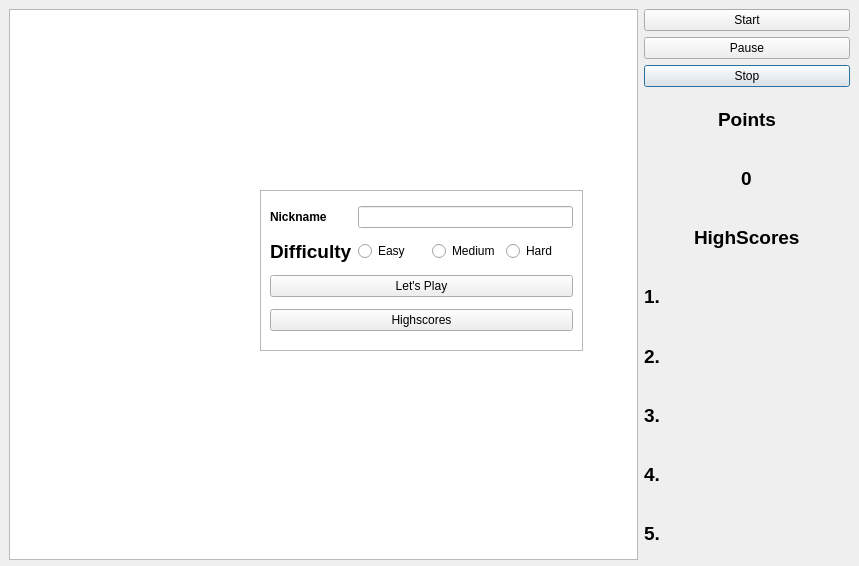
First picture: the form in gamewindow.ui, repository Saxorman/PacmanStud, before the edit.
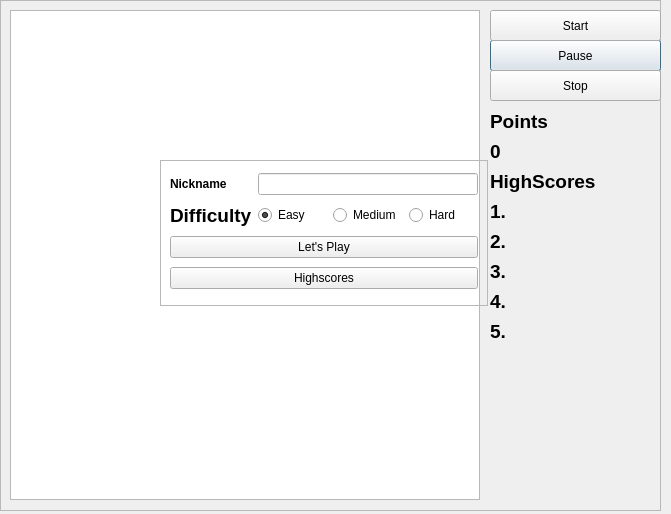
Second picture: the form after the edit.

Patch:
```diff
--- a/gamewindow.ui
+++ b/gamewindow.ui
@@ -6,8 +6,8 @@
    <rect>
     <x>0</x>
     <y>0</y>
-    <width>859</width>
-    <height>566</height>
+    <width>671</width>
+    <height>514</height>
    </rect>
   </property>
   <property name="sizePolicy">
@@ -25,10 +25,10 @@
   <widget class="QFrame" name="frame">
    <property name="geometry">
     <rect>
-     <x>-1</x>
-     <y>-1</y>
-     <width>861</width>
-     <height>571</height>
+     <x>0</x>
+     <y>0</y>
+     <width>661</width>
+     <height>511</height>
     </rect>
    </property>
    <property name="frameShape">
@@ -37,106 +37,177 @@
    <property name="frameShadow">
     <enum>QFrame::Raised</enum>
    </property>
-   <layout class="QGridLayout" name="gridLayout">
-    <item row="6" column="3" alignment="Qt::AlignHCenter">
-     <widget class="QLabel" name="label_3">
-      <property name="text">
-       <string>&lt;html&gt;&lt;head/&gt;&lt;body&gt;&lt;p&gt;&lt;span style=&quot; font-size:14pt; font-weight:600;&quot;&gt;HighScores&lt;/span&gt;&lt;/p&gt;&lt;/body&gt;&lt;/html&gt;</string>
-      </property>
-     </widget>
-    </item>
-    <item row="3" column="3">
-     <widget class="QPushButton" name="stop_button">
-      <property name="styleSheet">
-       <string notr="true">font: 75 14pt &quot;MS Shell Dlg 2&quot;;</string>
-      </property>
-      <property name="text">
-       <string>Stop</string>
-      </property>
-     </widget>
-    </item>
-    <item row="4" column="3" alignment="Qt::AlignHCenter">
-     <widget class="QLabel" name="label">
-      <property name="text">
-       <string>&lt;html&gt;&lt;head/&gt;&lt;body&gt;&lt;p&gt;&lt;span style=&quot; font-size:14pt; font-weight:600;&quot;&gt;Points&lt;/span&gt;&lt;/p&gt;&lt;/body&gt;&lt;/html&gt;</string>
-      </property>
-     </widget>
-    </item>
-    <item row="2" column="3">
-     <widget class="QPushButton" name="pause_button">
-      <property name="styleSheet">
-       <string notr="true">font: 75 14pt &quot;MS Shell Dlg 2&quot;;</string>
-      </property>
-      <property name="text">
-       <string>Pause</string>
-      </property>
-     </widget>
-    </item>
-    <item row="1" column="0" rowspan="11" colspan="3">
-     <widget class="QGraphicsView" name="graphicsView"/>
-    </item>
-    <item row="5" column="3" alignment="Qt::AlignHCenter">
-     <widget class="QLabel" name="label_2">
-      <property name="text">
-       <string>&lt;html&gt;&lt;head/&gt;&lt;body&gt;&lt;p&gt;&lt;span style=&quot; font-size:14pt; font-weight:600;&quot;&gt;0&lt;/span&gt;&lt;/p&gt;&lt;/body&gt;&lt;/html&gt;</string>
-      </property>
-     </widget>
-    </item>
-    <item row="7" column="3">
-     <widget class="QLabel" name="label_4">
-      <property name="text">
-       <string>&lt;html&gt;&lt;head/&gt;&lt;body&gt;&lt;p&gt;&lt;span style=&quot; font-size:14pt; font-weight:600;&quot;&gt;1. &lt;/span&gt;&lt;/p&gt;&lt;/body&gt;&lt;/html&gt;</string>
-      </property>
-     </widget>
-    </item>
-    <item row="9" column="3">
-     <widget class="QLabel" name="label_6">
-      <property name="text">
-       <string>&lt;html&gt;&lt;head/&gt;&lt;body&gt;&lt;p&gt;&lt;span style=&quot; font-size:14pt; font-weight:600;&quot;&gt;3. &lt;/span&gt;&lt;/p&gt;&lt;/body&gt;&lt;/html&gt;</string>
-      </property>
-     </widget>
-    </item>
-    <item row="10" column="3">
-     <widget class="QLabel" name="label_7">
-      <property name="text">
-       <string>&lt;html&gt;&lt;head/&gt;&lt;body&gt;&lt;p&gt;&lt;span style=&quot; font-size:14pt; font-weight:600;&quot;&gt;4. &lt;/span&gt;&lt;/p&gt;&lt;/body&gt;&lt;/html&gt;</string>
-      </property>
-     </widget>
-    </item>
-    <item row="1" column="3">
-     <widget class="QPushButton" name="start_button">
-      <property name="styleSheet">
-       <string notr="true">
+   <widget class="QPushButton" name="pause_button">
+    <property name="geometry">
+     <rect>
+      <x>490</x>
+      <y>40</y>
+      <width>171</width>
+      <height>31</height>
+     </rect>
+    </property>
+    <property name="styleSheet">
+     <string notr="true">font: 75 14pt &quot;MS Shell Dlg 2&quot;;</string>
+    </property>
+    <property name="text">
+     <string>Pause</string>
+    </property>
+   </widget>
+   <widget class="QLabel" name="label_3">
+    <property name="geometry">
+     <rect>
+      <x>490</x>
+      <y>170</y>
+      <width>171</width>
+      <height>23</height>
+     </rect>
+    </property>
+    <property name="text">
+     <string>&lt;html&gt;&lt;head/&gt;&lt;body&gt;&lt;p&gt;&lt;span style=&quot; font-size:14pt; font-weight:600;&quot;&gt;HighScores&lt;/span&gt;&lt;/p&gt;&lt;/body&gt;&lt;/html&gt;</string>
+    </property>
+   </widget>
+   <widget class="QLabel" name="label">
+    <property name="geometry">
+     <rect>
+      <x>490</x>
+      <y>110</y>
+      <width>171</width>
+      <height>23</height>
+     </rect>
+    </property>
+    <property name="text">
+     <string>&lt;html&gt;&lt;head/&gt;&lt;body&gt;&lt;p&gt;&lt;span style=&quot; font-size:14pt; font-weight:600;&quot;&gt;Points&lt;/span&gt;&lt;/p&gt;&lt;/body&gt;&lt;/html&gt;</string>
+    </property>
+   </widget>
+   <widget class="QPushButton" name="start_button">
+    <property name="geometry">
+     <rect>
+      <x>490</x>
+      <y>10</y>
+      <width>171</width>
+      <height>31</height>
+     </rect>
+    </property>
+    <property name="styleSheet">
+     <string notr="true">
 font: 75 14pt &quot;MS Shell Dlg 2&quot;;</string>
-      </property>
-      <property name="text">
-       <string>Start</string>
-      </property>
-     </widget>
-    </item>
-    <item row="11" column="3">
-     <widget class="QLabel" name="label_8">
-      <property name="text">
-       <string>&lt;html&gt;&lt;head/&gt;&lt;body&gt;&lt;p&gt;&lt;span style=&quot; font-size:14pt; font-weight:600;&quot;&gt;5. &lt;/span&gt;&lt;/p&gt;&lt;/body&gt;&lt;/html&gt;</string>
-      </property>
-     </widget>
-    </item>
-    <item row="8" column="3">
-     <widget class="QLabel" name="label_5">
-      <property name="text">
-       <string>&lt;html&gt;&lt;head/&gt;&lt;body&gt;&lt;p&gt;&lt;span style=&quot; font-size:14pt; font-weight:600;&quot;&gt;2. &lt;/span&gt;&lt;/p&gt;&lt;/body&gt;&lt;/html&gt;</string>
-      </property>
-     </widget>
-    </item>
-   </layout>
+    </property>
+    <property name="text">
+     <string>Start</string>
+    </property>
+   </widget>
+   <widget class="QLabel" name="label_6">
+    <property name="geometry">
+     <rect>
+      <x>490</x>
+      <y>260</y>
+      <width>171</width>
+      <height>23</height>
+     </rect>
+    </property>
+    <property name="text">
+     <string>&lt;html&gt;&lt;head/&gt;&lt;body&gt;&lt;p&gt;&lt;span style=&quot; font-size:14pt; font-weight:600;&quot;&gt;3. &lt;/span&gt;&lt;/p&gt;&lt;/body&gt;&lt;/html&gt;</string>
+    </property>
+   </widget>
+   <widget class="QPushButton" name="stop_button">
+    <property name="geometry">
+     <rect>
+      <x>490</x>
+      <y>70</y>
+      <width>171</width>
+      <height>31</height>
+     </rect>
+    </property>
+    <property name="styleSheet">
+     <string notr="true">font: 75 14pt &quot;MS Shell Dlg 2&quot;;</string>
+    </property>
+    <property name="text">
+     <string>Stop</string>
+    </property>
+   </widget>
+   <widget class="QLabel" name="label_5">
+    <property name="geometry">
+     <rect>
+      <x>490</x>
+      <y>230</y>
+      <width>171</width>
+      <height>23</height>
+     </rect>
+    </property>
+    <property name="text">
+     <string>&lt;html&gt;&lt;head/&gt;&lt;body&gt;&lt;p&gt;&lt;span style=&quot; font-size:14pt; font-weight:600;&quot;&gt;2. &lt;/span&gt;&lt;/p&gt;&lt;/body&gt;&lt;/html&gt;</string>
+    </property>
+   </widget>
+   <widget class="QGraphicsView" name="graphicsView">
+    <property name="geometry">
+     <rect>
+      <x>10</x>
+      <y>10</y>
+      <width>470</width>
+      <height>490</height>
+     </rect>
+    </property>
+   </widget>
+   <widget class="QLabel" name="label_7">
+    <property name="geometry">
+     <rect>
+      <x>490</x>
+      <y>290</y>
+      <width>171</width>
+      <height>23</height>
+     </rect>
+    </property>
+    <property name="text">
+     <string>&lt;html&gt;&lt;head/&gt;&lt;body&gt;&lt;p&gt;&lt;span style=&quot; font-size:14pt; font-weight:600;&quot;&gt;4. &lt;/span&gt;&lt;/p&gt;&lt;/body&gt;&lt;/html&gt;</string>
+    </property>
+   </widget>
+   <widget class="QLabel" name="label_2">
+    <property name="geometry">
+     <rect>
+      <x>490</x>
+      <y>140</y>
+      <width>171</width>
+      <height>23</height>
+     </rect>
+    </property>
+    <property name="text">
+     <string>&lt;html&gt;&lt;head/&gt;&lt;body&gt;&lt;p&gt;&lt;span style=&quot; font-size:14pt; font-weight:600;&quot;&gt;0&lt;/span&gt;&lt;/p&gt;&lt;/body&gt;&lt;/html&gt;</string>
+    </property>
+   </widget>
+   <widget class="QLabel" name="label_4">
+    <property name="geometry">
+     <rect>
+      <x>490</x>
+      <y>200</y>
+      <width>171</width>
+      <height>23</height>
+     </rect>
+    </property>
+    <property name="text">
+     <string>&lt;html&gt;&lt;head/&gt;&lt;body&gt;&lt;p&gt;&lt;span style=&quot; font-size:14pt; font-weight:600;&quot;&gt;1. &lt;/span&gt;&lt;/p&gt;&lt;/body&gt;&lt;/html&gt;</string>
+    </property>
+   </widget>
+   <widget class="QLabel" name="label_8">
+    <property name="geometry">
+     <rect>
+      <x>490</x>
+      <y>320</y>
+      <width>171</width>
+      <height>23</height>
+     </rect>
+    </property>
+    <property name="text">
+     <string>&lt;html&gt;&lt;head/&gt;&lt;body&gt;&lt;p&gt;&lt;span style=&quot; font-size:14pt; font-weight:600;&quot;&gt;5. &lt;/span&gt;&lt;/p&gt;&lt;/body&gt;&lt;/html&gt;</string>
+    </property>
+   </widget>
   </widget>
   <widget class="QFrame" name="frame_2">
    <property name="geometry">
     <rect>
-     <x>260</x>
-     <y>190</y>
-     <width>323</width>
-     <height>161</height>
+     <x>160</x>
+     <y>160</y>
+     <width>328</width>
+     <height>146</height>
     </rect>
    </property>
    <property name="frameShape">
@@ -156,13 +227,13 @@
       </property>
      </widget>
     </item>
-    <item row="1" column="1">
-     <widget class="QRadioButton" name="easy">
+    <item row="1" column="3">
+     <widget class="QRadioButton" name="hurd">
       <property name="styleSheet">
-       <string notr="true">font: 75 12pt &quot;MS Shell Dlg 2&quot;;</string>
+       <string notr="true">font: 12pt &quot;MS Shell Dlg 2&quot;;</string>
       </property>
       <property name="text">
-       <string>Easy</string>
+       <string>Hard</string>
       </property>
      </widget>
     </item>
@@ -176,13 +247,13 @@
       </property>
      </widget>
     </item>
-    <item row="1" column="3">
-     <widget class="QRadioButton" name="hurd">
+    <item row="0" column="0">
+     <widget class="QLabel" name="label_9">
       <property name="styleSheet">
-       <string notr="true">font: 12pt &quot;MS Shell Dlg 2&quot;;</string>
+       <string notr="true">font: 75 14pt &quot;MS Shell Dlg 2&quot;;</string>
       </property>
       <property name="text">
-       <string>Hard</string>
+       <string>&lt;html&gt;&lt;head/&gt;&lt;body&gt;&lt;p&gt;&lt;span style=&quot; font-weight:600;&quot;&gt;Nickname&lt;/span&gt;&lt;/p&gt;&lt;/body&gt;&lt;/html&gt;</string>
       </property>
      </widget>
     </item>
@@ -196,13 +267,19 @@
       </property>
      </widget>
     </item>
-    <item row="0" column="0">
-     <widget class="QLabel" name="label_9">
+    <item row="1" column="1">
+     <widget class="QRadioButton" name="easy">
+      <property name="acceptDrops">
+       <bool>false</bool>
+      </property>
       <property name="styleSheet">
-       <string notr="true">font: 75 14pt &quot;MS Shell Dlg 2&quot;;</string>
+       <string notr="true">font: 75 12pt &quot;MS Shell Dlg 2&quot;;</string>
       </property>
       <property name="text">
-       <string>&lt;html&gt;&lt;head/&gt;&lt;body&gt;&lt;p&gt;&lt;span style=&quot; font-weight:600;&quot;&gt;Nickname&lt;/span&gt;&lt;/p&gt;&lt;/body&gt;&lt;/html&gt;</string>
+       <string>Easy</string>
+      </property>
+      <property name="checked">
+       <bool>true</bool>
       </property>
      </widget>
     </item>
```
